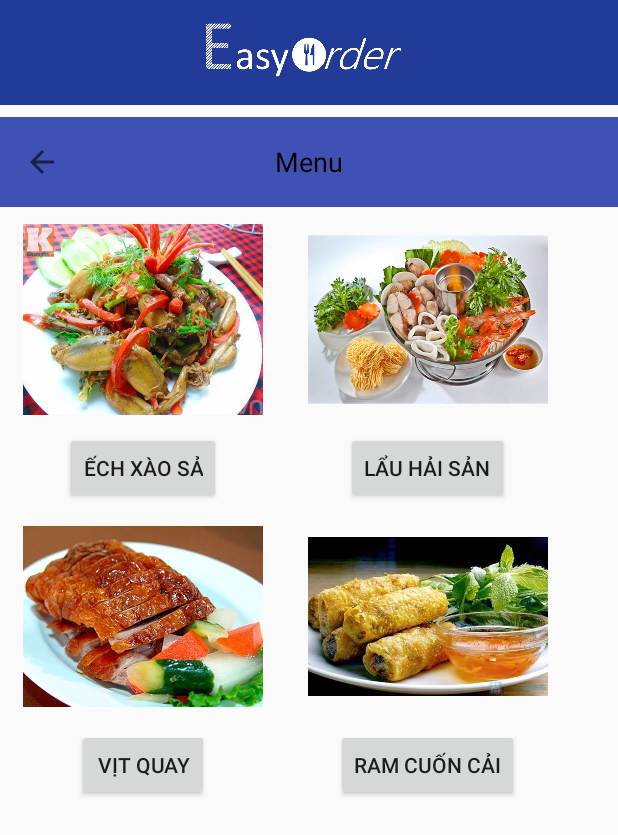
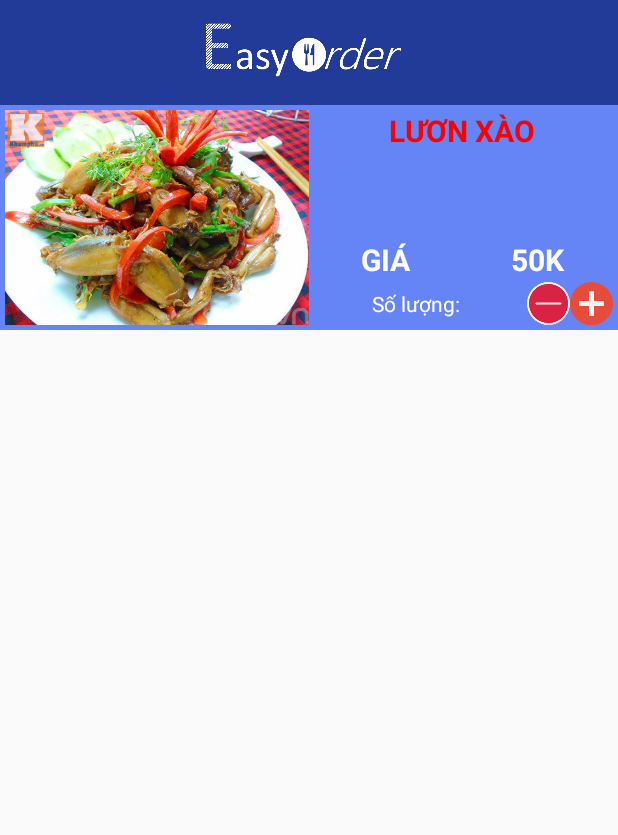
Before and after one commit to CNDDeasyoder/EasyOrder, an Android app: the MenuActivity screen opened directly, with no data from a screen before it, on a phone screen of 412 x 824 dp. Shown: the top 835 px of the screen. Run offline under Robolectric (Android 15) with nearby library versions, the phone set to English and light mode, and no system bars.

Commit message:
Thay đổi layout Chọn món

```diff
--- a/app/src/main/java/kesu/easyorder/MainActivity.java
+++ b/app/src/main/java/kesu/easyorder/MainActivity.java
@@ -25,7 +25,7 @@ public class MainActivity extends AppCompatActivity {
                 Intent intent = new Intent(MainActivity.this, SetInforActivity.class);
                 if (editText.getText().toString().isEmpty())
                 {
-                    Toast.makeText(MainActivity.this, "Vui lòng nhập Code", Toast.LENGTH_SHORT).show();
+                    Toast.makeText(MainActivity.this, "Vui lòng nhập", Toast.LENGTH_SHORT).show();
                 }
                 else if (Integer.parseInt(editText.getText().toString()) > 0) // Sửa lại điều kiện
                 {
--- a/app/src/main/java/kesu/easyorder/MenuActivity.java
+++ b/app/src/main/java/kesu/easyorder/MenuActivity.java
@@ -19,14 +19,6 @@ public class MenuActivity extends AppCompatActivity{
         super.onCreate(savedInstanceState);
         setContentView(R.layout.activity_menu);
 
-        btnBack = (ImageButton) findViewById(R.id.btn_nav_menu_thinh);
 
-        btnBack.setOnClickListener(new View.OnClickListener() {
-            @Override
-            public void onClick(View view) {
-                Intent intent = new Intent(MenuActivity.this, SelectionActivity.class);
-                startActivity(intent);
-            }
-        });
     }
 }
--- a/app/src/main/res/layout/activity_menu.xml
+++ b/app/src/main/res/layout/activity_menu.xml
@@ -18,120 +18,116 @@
 
 
     </RelativeLayout>
-    <RelativeLayout
-        android:layout_width="match_parent"
-        android:layout_height="@dimen/height_view_thinh"
-        android:layout_marginTop="@dimen/min_margin_thinh"
-        android:background="@color/thinh_nav">
+    <ScrollView xmlns:android="http://schemas.android.com/apk/res/android"
+        android:id="@+id/ScrollView01"
+        android:layout_width="fill_parent"
+        android:layout_height="fill_parent">
 
-        <ImageButton
-            android:id="@+id/btn_nav_menu_thinh"
-            android:layout_width="56dp"
-            android:layout_height="match_parent"
-            android:layout_alignParentLeft="true"
-            android:background="@color/thinh_nav"
-            app:srcCompat="?attr/homeAsUpIndicator" />
+        <android.support.v7.widget.LinearLayoutCompat
+            android:layout_width="match_parent"
+            android:layout_height="match_parent">
+            <LinearLayout
+                android:layout_width="fill_parent"
+                android:layout_height="150dp"
+                android:background="@color/phong_blue2"
+                android:padding="3dp">
 
-        <TextView
-            android:layout_centerInParent="true"
-            android:layout_width="wrap_content"
-            android:layout_height="match_parent"
-            android:gravity="center"
-            android:text="Menu"
-            android:textColor="@color/thinh_dark"
-            android:textSize="@dimen/text_size_small_thinh" />
-    </RelativeLayout>
-    <LinearLayout
-        android:id="@+id/hang1"
-        android:orientation="horizontal"
-        android:layout_marginTop="0dp"
-        android:layout_width="wrap_content"
-        android:layout_height="wrap_content">
-        <LinearLayout
-            android:id="@+id/mon1"
-            android:orientation="vertical"
-            android:layout_marginLeft="15dp"
-            android:layout_width="wrap_content"
-            android:layout_height="match_parent">
+                <ImageView
+                    android:layout_width="match_parent"
+                    android:layout_height="match_parent"
+                    android:scaleType="matrix"
+                    android:layout_weight="1"
+                    android:background="@drawable/mon1"/>
 
-            <ImageView
-                android:src="@drawable/mon1"
-                android:layout_width="160dp"
-                android:layout_height="150dp"
-                android:layout_gravity="center"/>
-            <Button
-                android:text="Ếch xào sả"
-                android:layout_width="wrap_content"
-                android:layout_height="wrap_content"
-                android:layout_gravity="center"/>
+                <LinearLayout
+                    android:layout_width="fill_parent"
+                    android:layout_height="fill_parent"
+                    android:layout_weight="1"
+                    android:orientation="vertical">
 
-        </LinearLayout>
+                <TextView
+                    android:layout_width="fill_parent"
+                    android:layout_height="fill_parent"
+                    android:layout_weight="1"
+                    android:text="Lươn xào"
+                    android:textAlignment="center"
+                    android:textAllCaps="true"
+                    android:textColor="#ff0000"
+                    android:textStyle="bold"
+                    android:textSize="20dp"
+                    />
+                    <LinearLayout
+                        android:layout_width="fill_parent"
+                        android:layout_height="fill_parent"
+                        android:layout_weight="2"
+                        android:orientation="horizontal">
+                    <TextView
+                        android:layout_width="fill_parent"
+                        android:layout_height="fill_parent"
+                        android:layout_weight="1"
+                        android:text="Giá"
+                        android:textAlignment="center"
+                        android:textAllCaps="true"
+                        android:textColor="#ffffff"
+                        android:textStyle="bold"
+                        android:textSize="20dp"
+                        />
+                        <TextView
+                            android:layout_width="fill_parent"
+                            android:layout_height="fill_parent"
+                            android:layout_weight="1"
+                            android:text="50k"
+                            android:textAlignment="center"
+                            android:textAllCaps="true"
+                            android:textColor="#ffffff"
+                            android:textStyle="bold"
+                            android:textSize="20dp"
+                            />
+                    </LinearLayout>
 
-        <LinearLayout
-            android:id="@+id/mon2"
-            android:orientation="vertical"
-            android:layout_marginLeft="30dp"
-            android:layout_width="wrap_content"
-            android:layout_height="match_parent">
+                    <LinearLayout
+                        android:layout_width="fill_parent"
+                        android:layout_height="fill_parent"
+                        android:layout_weight="2"
+                        android:orientation="horizontal">
 
-            <ImageView
-                android:src="@drawable/mon2"
-                android:layout_width="160dp"
-                android:layout_height="150dp"
-                android:layout_gravity="center"/>
-            <Button
-                android:text="Lẩu hải sản"
-                android:layout_width="wrap_content"
-                android:layout_height="wrap_content"
-                android:layout_gravity="center"/>
+                        <TextView
+                            android:layout_width="fill_parent"
+                            android:layout_height="fill_parent"
+                            android:layout_weight="1"
+                            android:text="Số lượng: "
+                            android:textColor="#ffffff"
+                            android:gravity="center"
+                            />
 
-        </LinearLayout>
-    </LinearLayout>
-    <LinearLayout
-        android:id="@+id/hang2"
-        android:orientation="horizontal"
-        android:layout_marginTop="0dp"
-        android:layout_width="wrap_content"
-        android:layout_height="wrap_content">
-        <LinearLayout
-            android:id="@+id/mon3"
-            android:orientation="vertical"
-            android:layout_marginLeft="15dp"
-            android:layout_width="wrap_content"
-            android:layout_height="match_parent">
 
-            <ImageView
-                android:src="@drawable/mon3"
-                android:layout_width="160dp"
-                android:layout_height="150dp"
-                android:layout_gravity="center"/>
-            <Button
-                android:text="Vịt quay"
-                android:layout_width="wrap_content"
-                android:layout_height="wrap_content"
-                android:layout_gravity="center"/>
+                        <Button
+                            android:layout_width="fill_parent"
+                            android:layout_height="fill_parent"
+                            android:layout_weight="3"
+                            android:background="@drawable/sub"
+                            />
 
-        </LinearLayout>
+                        <Button
+                            android:layout_width="fill_parent"
+                            android:layout_height="fill_parent"
+                            android:layout_weight="3"
+                            android:background="@drawable/plus"
+                            />
 
-        <LinearLayout
-            android:id="@+id/mon4"
-            android:orientation="vertical"
-            android:layout_marginLeft="30dp"
-            android:layout_width="wrap_content"
-            android:layout_height="match_parent">
 
-            <ImageView
-                android:src="@drawable/mon4"
-                android:layout_width="160dp"
-                android:layout_height="150dp"
-                android:layout_gravity="center"/>
-            <Button
-                android:text="Ram cuốn cải"
-                android:layout_width="wrap_content"
-                android:layout_height="wrap_content"
-                android:layout_gravity="center"/>
 
-        </LinearLayout>
-    </LinearLayout>
+                    </LinearLayout>
+
+
+                </LinearLayout>
+
+
+            </LinearLayout>
+
+        </android.support.v7.widget.LinearLayoutCompat>
+
+
+    </ScrollView>
 
 </LinearLayout>
```
Also changed, not shown: app/src/main/res/drawable/plus.png (added), app/src/main/res/drawable/sub.png (added).
